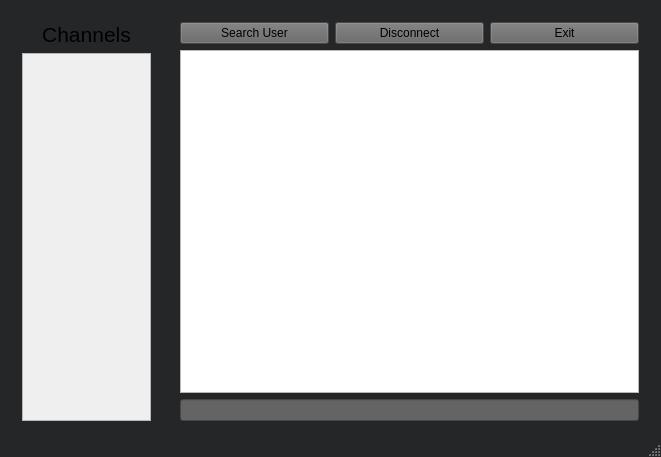
This is tempClient/mainwindow.ui in Skyfligher/DBMS_Project as Qt 5 draws it before an edit. The edited form follows.
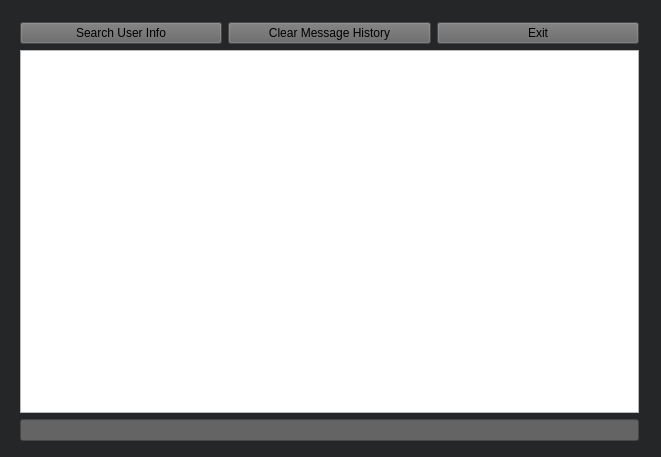
This is the edited form.

```diff
--- a/tempClient/mainwindow.ui
+++ b/tempClient/mainwindow.ui
@@ -442,61 +442,17 @@
    <widget class="QWidget" name="layoutWidget">
     <property name="geometry">
      <rect>
-      <x>11</x>
+      <x>9</x>
       <y>11</y>
-      <width>151</width>
-      <height>421</height>
-     </rect>
-    </property>
-    <layout class="QVBoxLayout" name="verticalLayout_2">
-     <item>
-      <widget class="QLabel" name="label">
-       <property name="font">
-        <font>
-         <pointsize>16</pointsize>
-        </font>
-       </property>
-       <property name="text">
-        <string>Channels</string>
-       </property>
-       <property name="alignment">
-        <set>Qt::AlignCenter</set>
-       </property>
-      </widget>
-     </item>
-     <item>
-      <widget class="QScrollArea" name="scrollArea">
-       <property name="widgetResizable">
-        <bool>true</bool>
-       </property>
-       <widget class="QWidget" name="scrollAreaWidgetContents">
-        <property name="geometry">
-         <rect>
-          <x>0</x>
-          <y>0</y>
-          <width>147</width>
-          <height>386</height>
-         </rect>
-        </property>
-       </widget>
-      </widget>
-     </item>
-    </layout>
-   </widget>
-   <widget class="QWidget" name="layoutWidget">
-    <property name="geometry">
-     <rect>
-      <x>169</x>
-      <y>11</y>
-      <width>481</width>
-      <height>421</height>
+      <width>641</width>
+      <height>441</height>
      </rect>
     </property>
     <layout class="QGridLayout" name="gridLayout">
      <item row="0" column="0">
       <widget class="QPushButton" name="Disconnect_Button">
        <property name="text">
-        <string>Search User</string>
+        <string>Search User Info</string>
        </property>
       </widget>
      </item>
@@ -510,7 +466,7 @@
      <item row="0" column="1">
       <widget class="QPushButton" name="UserSrch_Button">
        <property name="text">
-        <string>Disconnect</string>
+        <string>Clear Message History</string>
        </property>
       </widget>
      </item>
@@ -527,7 +483,6 @@
     </layout>
    </widget>
   </widget>
-  <widget class="QStatusBar" name="statusBar"/>
  </widget>
  <layoutdefault spacing="6" margin="11"/>
  <resources/>
```
